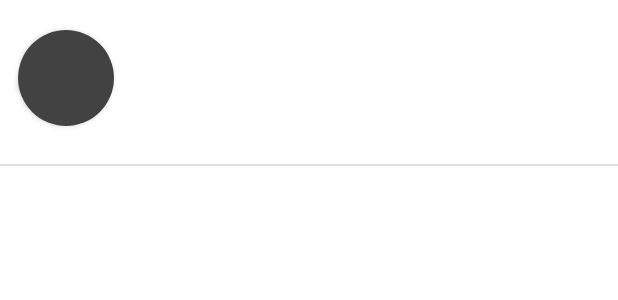
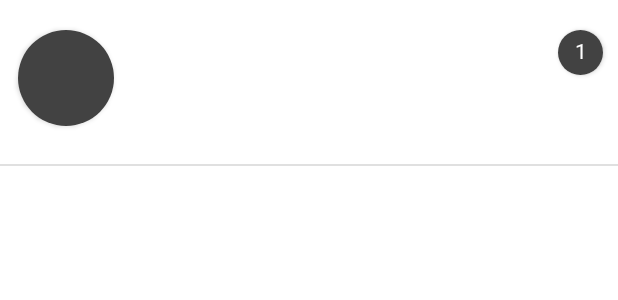
Before and after one commit to Aster0/IntuitionProj, an Android app: the layout item_chat.xml on its own in the app's theme, with its tools: preview values and no code run, on a phone screen of 412 x 824 dp. Shown: the top 300 px of the screen. Run offline under Robolectric (Android 15) with nearby library versions, the phone set to English and light mode, and no system bars.

Commit message:
Some fixes. Added a chat message when the requester accepts a chat. Added unread messages in the Chat Browsing Screen.

```diff
--- a/app/src/main/java/com/example/intuitionproject/adapters/ChatBrowseHolder.java
+++ b/app/src/main/java/com/example/intuitionproject/adapters/ChatBrowseHolder.java
@@ -15,7 +15,7 @@ import com.google.android.material.textview.MaterialTextView;
 
 public class ChatBrowseHolder extends RecyclerView.ViewHolder {
 
-    public final TextView chatTitle;
+    public final TextView chatTitle, unreadText;
     public final TextView username;
     public final MaterialTextView latestMessage;
     public final ImageView chatImage;
@@ -35,6 +35,7 @@ public class ChatBrowseHolder extends RecyclerView.ViewHolder {
         chatImage = itemView.findViewById(R.id.image_message_profile);
         constraintLayout = itemView.findViewById(R.id.chat);
         latestMessage = itemView.findViewById(R.id.latest_msg);
+        unreadText = itemView.findViewById(R.id.unread);
         context = itemView.getContext();
 
         setListener();
--- a/app/src/main/java/com/example/intuitionproject/screens/homedashboard/chats/ChatFragment.java
+++ b/app/src/main/java/com/example/intuitionproject/screens/homedashboard/chats/ChatFragment.java
@@ -10,6 +10,7 @@ import android.os.Bundle;
 import android.view.LayoutInflater;
 import android.view.View;
 import android.view.ViewGroup;
+import android.widget.TextView;
 
 import com.example.intuitionproject.R;
 import com.example.intuitionproject.adapters.ChatBrowseAdapter;
@@ -83,6 +84,8 @@ public class ChatFragment extends Fragment {
                                         ChatBrowseAdapter.getChats().add(documentSnapshot1);
                                         buildRecycledView();
 
+
+
                                     }
                                 }
                             }
--- a/app/src/main/java/com/example/intuitionproject/screens/homedashboard/requests/RequestsFragment.java
+++ b/app/src/main/java/com/example/intuitionproject/screens/homedashboard/requests/RequestsFragment.java
@@ -102,7 +102,7 @@ public class RequestsFragment extends Fragment {
                                         objectMap.get("title") == null ? "" : objectMap.get("title").toString(),
                                         objectMap.get("userid") == null ? "" : objectMap.get("userid").toString(),
                                         Long.parseLong(objectMap.get("timestamp").toString()),
-                                        document.getId(), null, objectMap.get("accepted-by").toString())
+                                        document.getId(), null, "")
                         );
                     }
                     Log.e("returnlist", String.valueOf(returnList.size()));
--- a/app/src/main/res/layout/item_chat.xml
+++ b/app/src/main/res/layout/item_chat.xml
@@ -30,6 +30,43 @@
             android:scaleType="fitXY"/>
 
     </androidx.cardview.widget.CardView>
+
+    <androidx.cardview.widget.CardView
+        android:id="@+id/container_image_car1d"
+        android:layout_width="30dp"
+        android:layout_height="30dp"
+        android:layout_marginTop="10dp"
+        android:layout_marginEnd="10dp"
+        app:cardCornerRadius="50dp"
+        app:layout_constraintEnd_toEndOf="parent"
+        app:layout_constraintTop_toTopOf="parent">
+
+        <ImageView
+            android:id="@+id/image_message_profil1e"
+            android:layout_width="match_parent"
+            android:layout_height="match_parent"
+            android:layout_gravity="center_horizontal"
+            android:background="@color/cardview_dark_background"
+            android:scaleType="fitXY"
+            app:layout_constraintBottom_toBottomOf="parent"
+            app:layout_constraintStart_toStartOf="parent"
+            app:layout_constraintTop_toTopOf="parent" />
+        <TextView
+            android:id="@+id/unread"
+            android:layout_width="match_parent"
+            android:layout_height="match_parent"
+            android:text="1"
+            android:textColor="#ffffff"
+            app:layout_constraintTop_toTopOf="parent"
+            android:layout_marginTop="4dp"
+            app:layout_constraintStart_toStartOf="parent"
+            android:layout_marginStart="11dp"
+            >
+
+        </TextView>
+
+    </androidx.cardview.widget.CardView>
+
 
     <TextView
         android:id="@+id/chatTitle"
```
Also changed, not shown: app/src/main/java/com/example/intuitionproject/adapters/ChatBrowseAdapter.java (+54 -0 lines), app/src/main/java/com/example/intuitionproject/screens/ChatScreen.java (+38 -8 lines).
